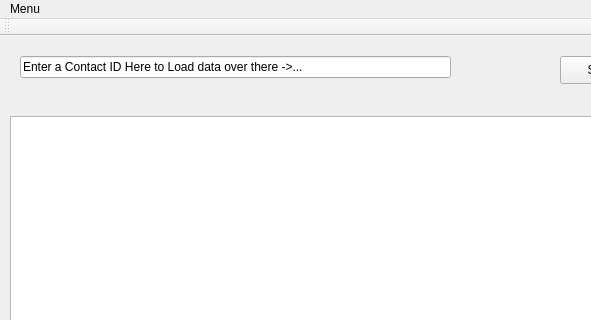
This is cs245_final_project/mainwindow.ui in bradleyrgriffin/CS245-Final-Project as Qt 5 draws it before an edit; both pictures show x 0 to 591 and y 0 to 320 of the 1399 by 688 pixel window. The edited form follows.
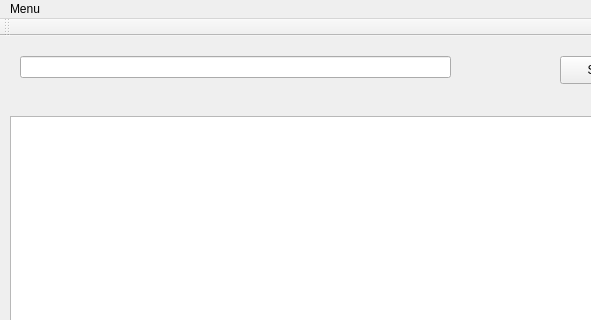
This is the edited form.

Patch:
```diff
--- a/cs245_final_project/mainwindow.ui
+++ b/cs245_final_project/mainwindow.ui
@@ -79,7 +79,7 @@
      <string/>
     </property>
     <property name="text">
-     <string>Enter a Contact ID Here to Load data over there -&gt;...</string>
+     <string/>
     </property>
    </widget>
    <widget class="QPushButton" name="searchButton">
```
